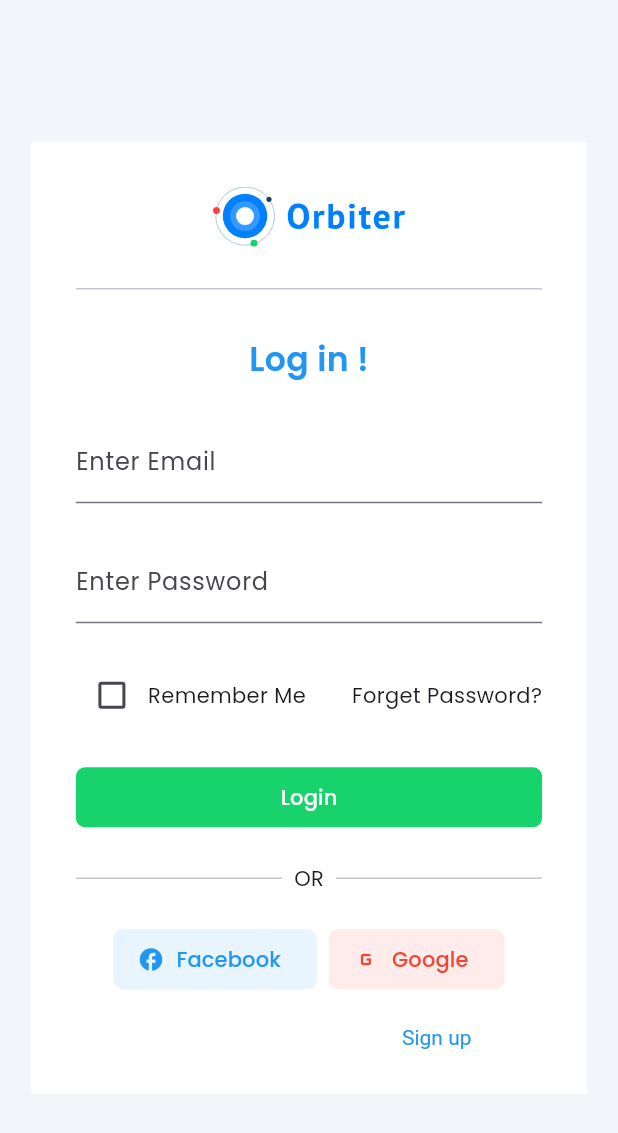
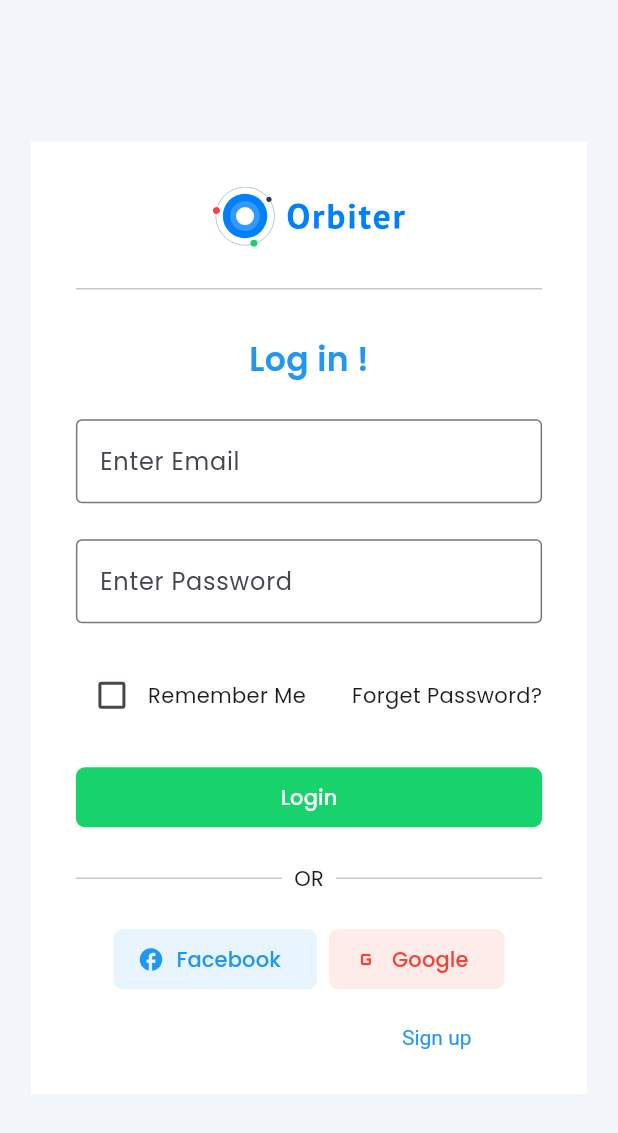
Before and after one commit to forwardcodetechstudio/flutter-admin, a Flutter app: the screen it shows after launch, on a phone screen of 412 x 824 dp. Shown: the top 1133 px of the screen. Run offline on Flutter 3.47's test engine with Material 3 defaults, Android fonts, the phone set to English and light mode, and no system bars; our stand-ins replace dio, dotted_border, dropdown_search, easy_debounce, equatable, file_picker and 7 more; missing offline and left inert: design_grid.

Commit message:
fixing routing

```diff
--- a/lib/config/routes/app_router.dart
+++ b/lib/config/routes/app_router.dart
@@ -29,8 +29,8 @@
       navigatorKey: _rootNavigatorState,
       redirect: (context, state) {
         final AuthState authState = context.read<AuthBloc>().state;
-        if (authState is AuthLogout || authState is AuthNotAuthenticated) {
-          return context.namedLocation(RoutesName.login);
+        if (authState is AuthUnauthenticated) {
+          return state.namedLocation(RoutesName.login);
         }
 
         return null;
--- a/lib/core/responsive/responsive_layout_screen.dart
+++ b/lib/core/responsive/responsive_layout_screen.dart
@@ -20,7 +20,7 @@
   Widget build(BuildContext context) {
     return BlocConsumer<AuthBloc, AuthState>(
       listener: (context, state) {
-        if (state is AuthLogout) {
+        if (state is AuthUnauthenticated) {
           context.goNamed(RoutesName.login);
         }
       },
--- a/lib/core/widgets/custom_dropdown.dart
+++ b/lib/core/widgets/custom_dropdown.dart
@@ -32,6 +32,7 @@
         dropdownSearchDecoration: InputDecoration(
           hintText: hintText ?? 'Select here',
           label: Text(label),
+          border: const OutlineInputBorder(),
         ),
       ),
     );
--- a/lib/core/widgets/custom_text_field.dart
+++ b/lib/core/widgets/custom_text_field.dart
@@ -50,6 +50,7 @@
             hintText: hintText,
             label: label.isNotEmpty ? Text(label) : null,
             suffixIcon: suffixIcon,
+            border: const OutlineInputBorder()
           ),
         );
       },
--- a/lib/features/authentication/bloc/auth_bloc.dart
+++ b/lib/features/authentication/bloc/auth_bloc.dart
@@ -13,24 +13,13 @@
 
 class AuthBloc extends Bloc<AuthEvent, AuthState> {
   final AuthProvider authProvider;
-  AuthBloc({required this.authProvider}) : super(AuthInitial()) {
-    on<AuthInititalEvent>(_authInitialize);
+
+  AuthBloc({
+    required AuthState authState,
+    required this.authProvider,
+  }) : super(authState) {
     on<AuthLoginEvent>(_login);
     on<AuthLogoutEvent>(_logout);
-  }
-
-  void _authInitialize(AuthInititalEvent event, Emitter<AuthState> emit) async {
-    emit(const AuthLoading());
-    final SharedPreferences sharedPreferences =
-        GetIt.I<SharedPreferences>();
-    final String? userJson = sharedPreferences.getString('currentUser');
-
-    if (userJson != null) {
-      final User currentUser = User.fromJson(json.decode(userJson));
-      emit(AuthAuthenticated(user: currentUser));
-    } else {
-      emit(AuthNotAuthenticated());
-    }
   }
 
   void _login(AuthLoginEvent event, Emitter<AuthState> emit) async {
@@ -41,8 +30,7 @@
         email: event.email,
         password: event.password,
       );
-      final SharedPreferences sharedPreferences =
-          GetIt.I<SharedPreferences>();
+      final SharedPreferences sharedPreferences = GetIt.I<SharedPreferences>();
 
       sharedPreferences.setString('accessToken', user.token);
       sharedPreferences.setString('currentUser', json.encode(user.toJson()));
@@ -51,6 +39,8 @@
     } on InvalidCredential {
       emit(const AuthAuthenticationFailed(error: 'Invalid email and password'));
     } catch (e) {
+      print("Login Failure ::::::::::::::::::::::::::::::::::::::::::");
+      print(e);
       emit(AuthAuthenticationFailed(error: e.toString()));
     }
   }
@@ -65,12 +55,14 @@
 
         sharedPreferences.remove('accessToken');
         sharedPreferences.remove('currentUser');
-        emit(AuthLogout());
+        emit(const AuthUnauthenticated(isLogout: true));
       } else {
-        emit(AuthAuthenticated(user: (state as AuthLoading).user!));
+        emit(AuthLogoutFailure(user: (state as AuthLoading).user!));
       }
-    } on LogoutFailure {
-      print('Logout failed');
+    } catch (e) {
+      print("Logout Failure ::::::::::::::::::::::::::::::::::::::::::");
+      print(e);
+      emit(AuthLogoutFailure(user: (state as AuthLoading).user!));
     }
   }
 }
--- a/lib/features/authentication/bloc/auth_state.dart
+++ b/lib/features/authentication/bloc/auth_state.dart
@@ -6,10 +6,6 @@
   @override
   List<Object> get props => [];
 }
-
-final class AuthInitial extends AuthState {}
-
-final class AuthNotAuthenticated extends AuthState {}
 
 final class AuthLoading extends AuthState {
   final User? user;
@@ -25,10 +21,20 @@
   });
 }
 
+final class AuthUnauthenticated extends AuthState {
+  final bool isLogout;
+
+  const AuthUnauthenticated({this.isLogout = false});
+}
+
+final class AuthLogoutFailure extends AuthState {
+  final User? user;
+
+  const AuthLogoutFailure({this.user});
+}
+
 final class AuthAuthenticationFailed extends AuthState {
   final String error;
 
   const AuthAuthenticationFailed({required this.error});
 }
-
-final class AuthLogout extends AuthState {}
--- a/lib/features/authentication/screens/login_screen.dart
+++ b/lib/features/authentication/screens/login_screen.dart
@@ -10,41 +10,57 @@
 import 'package:flutter_bloc/flutter_bloc.dart';
 import 'package:go_router/go_router.dart';
 
-class LoginScreen extends StatelessWidget {
+class LoginScreen extends StatefulWidget {
   const LoginScreen({super.key});
 
   @override
+  State<LoginScreen> createState() => _LoginScreenState();
+}
+
+class _LoginScreenState extends State<LoginScreen> {
+  final TextEditingController emailTextEditingController =
+      TextEditingController();
+  final TextEditingController passwordTextEditingController =
+      TextEditingController();
+
+  @override
   Widget build(BuildContext context) {
-    final TextEditingController emailTextEditingController =
-        TextEditingController();
-    final TextEditingController passwordTextEditingController =
-        TextEditingController();
     return BlocConsumer<AuthBloc, AuthState>(
       listener: (context, state) {
-        print("Auth State  ::::::::::::::::::::::::::::::::::::::::::");
-        print(state);
-        if (state is AuthAuthenticated) {
-          context.goNamed(RoutesName.crm);
-        }
         if (state is AuthAuthenticationFailed) {
           showSnackbar(
             context: context,
             text: state.error,
             backgroundColor: AppColors.danger,
           );
-        } else if (state is AuthAuthenticated) {
+        }
+
+        if (state is AuthAuthenticated) {
           showSnackbar(
             context: context,
-            text: 'Login Successfull',
+            text: 'Login Successfully',
           );
+          context.goNamed(RoutesName.crm);
+        }
+        else if (state is AuthUnauthenticated) {
+          if (state.isLogout) {
+            showSnackbar(
+              context: context,
+              text: 'Logout Successfully',
+            );
+          }
           context.goNamed(RoutesName.crm);
         }
       },
       builder: (context, state) {
         final bool isLoading = state is AuthLoading;
-        if (state is AuthInitial) {
-          context.read<AuthBloc>().add(AuthInititalEvent());
-        }
+        // if (state is AuthAuthenticated) {
+        //   showSnackbar(
+        //     context: context,
+        //     text: 'Login Successfully',
+        //   );
+        //   context.goNamed(RoutesName.crm);
+        // }
         return CustomAuthScaffold(
           children: [
             const Text(
--- a/lib/features/company/screens/company_creation_screen.dart
+++ b/lib/features/company/screens/company_creation_screen.dart
@@ -1,6 +1,5 @@
 import 'package:design_grid/design_grid.dart';
 import 'package:file_picker/file_picker.dart';
-import 'package:flutter/foundation.dart';
 import 'package:flutter/material.dart';
 import 'package:flutter/services.dart';
 import 'package:flutter_admin/config/routes/routes_constant.dart';
@@ -230,6 +229,9 @@
                           columns: const ResponsiveDesignGridColumns(small: 12),
                           child: Align(
                             alignment: Alignment.centerLeft,
+                            child: Container(
+                              margin: const EdgeInsets.symmetric(vertical: 16),
+                              height: 45,
                               child: ElevatedButton(
                                 onPressed: !isFormLoading
                                     ? () {
@@ -289,6 +291,7 @@
                                       ),
                               ),
                             ),
+                          ),
                         )
                       ]),
                     ],
--- a/lib/main.dart
+++ b/lib/main.dart
@@ -1,9 +1,12 @@
+import 'dart:convert';
+
 import 'package:flutter/material.dart';
 import 'package:flutter_admin/config/routes/app_router.dart';
 import 'package:flutter_admin/config/theme/bloc/theme_bloc.dart';
 import 'package:flutter_admin/core/constants/app_colors.dart';
 import 'package:flutter_admin/core/network/network_client.dart';
 import 'package:flutter_admin/features/authentication/bloc/auth_bloc.dart';
+import 'package:flutter_admin/features/authentication/data/models/user.dart';
 import 'package:flutter_admin/features/authentication/data/providers/anbocas_auth_provider.dart';
 import 'package:flutter_admin/core/shared/bloc/category/category_bloc.dart';
 import 'package:flutter_admin/features/company/bloc/companies_bloc.dart';
@@ -30,11 +33,28 @@
     return MultiBlocProvider(
       providers: [
         BlocProvider(
-          create: (context) => AuthBloc(
+          create: (context) {
+            final SharedPreferences sharedPreferences =
+                GetIt.I<SharedPreferences>();
+            final String? userJson = sharedPreferences.getString('currentUser');
+            print("Current User ::::::::::::::::::::::::::::::::::::::::::");
+            print(userJson);
+            if (userJson != null) {
+              final User currentUser = User.fromJson(json.decode(userJson));
+              return AuthBloc(
+                authState: AuthAuthenticated(user: currentUser),
                 authProvider: AnbocasAuthProvider(
                   client: GetIt.I<NetworkClient>().client,
                 ),
+              );
+            }
+            return AuthBloc(
+              authState: const AuthUnauthenticated(),
+              authProvider: AnbocasAuthProvider(
+                client: GetIt.I<NetworkClient>().client,
               ),
+            );
+          },
         ),
         BlocProvider(create: (context) => ListingBloc()),
         BlocProvider(
@@ -59,12 +79,6 @@
           },
         ),
       ],
-      child: BlocListener<AuthBloc, AuthState>(
-        listener: (context, state) {
-          if (state is AuthInitial) {
-            context.read<AuthBloc>().add(AuthInititalEvent());
-          }
-        },
       child: BlocBuilder<ThemeBloc, ThemeState>(
         builder: (context, state) {
           return MaterialApp.router(
@@ -94,7 +108,6 @@
           );
         },
       ),
-      ),
     );
   }
 }
```
Lines whose indentation alone changed are shown as unchanged.
